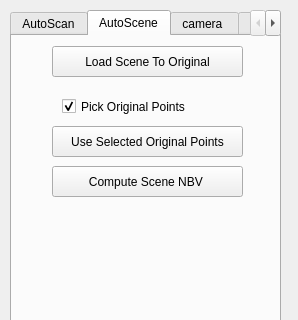
sunwaylive/proactive-learning-on-scenes, file Currently-Using-Quality-Driven-Poisson-Guided-Autoscanning/Point Cloud/UI/camera_para.ui: the form before one commit; both pictures show x 0 to 298 and y 0 to 320 of the 298 by 1017 pixel window.
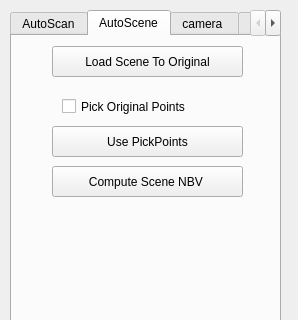
The form after the commit.

Commit message: added function that now pickpoint always work on sample points

```diff
--- a/Currently-Using-Quality-Driven-Poisson-Guided-Autoscanning/Point Cloud/UI/camera_para.ui
+++ b/Currently-Using-Quality-Driven-Poisson-Guided-Autoscanning/Point Cloud/UI/camera_para.ui
@@ -327,7 +327,7 @@
       <string>Pick Original Points</string>
      </property>
      <property name="checked">
-      <bool>true</bool>
+      <bool>false</bool>
      </property>
     </widget>
     <widget class="QPushButton" name="pushButton_save_selected_to_original">
@@ -340,7 +340,7 @@
       </rect>
      </property>
      <property name="text">
-      <string>Use Selected Original Points</string>
+      <string>Use PickPoints</string>
      </property>
      <property name="shortcut">
       <string>Alt+E</string>
```
Left out of the diff: 2 changed lines with no effect on the pictures. The commit also changes 3 other files.
